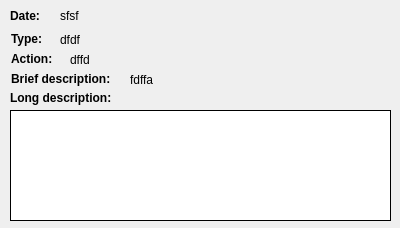
Above: moneyapp/ui/raw/history_info_popup.ui from nemo984/money-app before the change. Below: the same form after it.
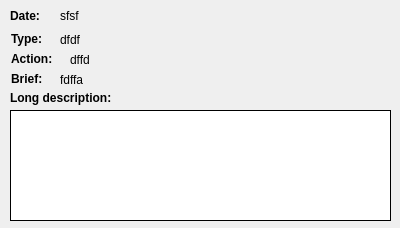
That is the form after the change.

Commit message: history touch up

```diff
--- a/moneyapp/ui/raw/history_info_popup.ui
+++ b/moneyapp/ui/raw/history_info_popup.ui
@@ -29,9 +29,9 @@
   <widget class="QLabel" name="brief_description_label">
    <property name="geometry">
     <rect>
-     <x>130</x>
+     <x>60</x>
      <y>70</y>
-     <width>261</width>
+     <width>331</width>
      <height>20</height>
     </rect>
    </property>
@@ -101,7 +101,7 @@
     <rect>
      <x>11</x>
      <y>71</y>
-     <width>111</width>
+     <width>41</width>
      <height>16</height>
     </rect>
    </property>
@@ -112,7 +112,7 @@
     </font>
    </property>
    <property name="text">
-    <string>Brief description:</string>
+    <string>Brief:</string>
    </property>
   </widget>
   <widget class="QLabel" name="label_4">
```
The commit also changes 7 other files.
